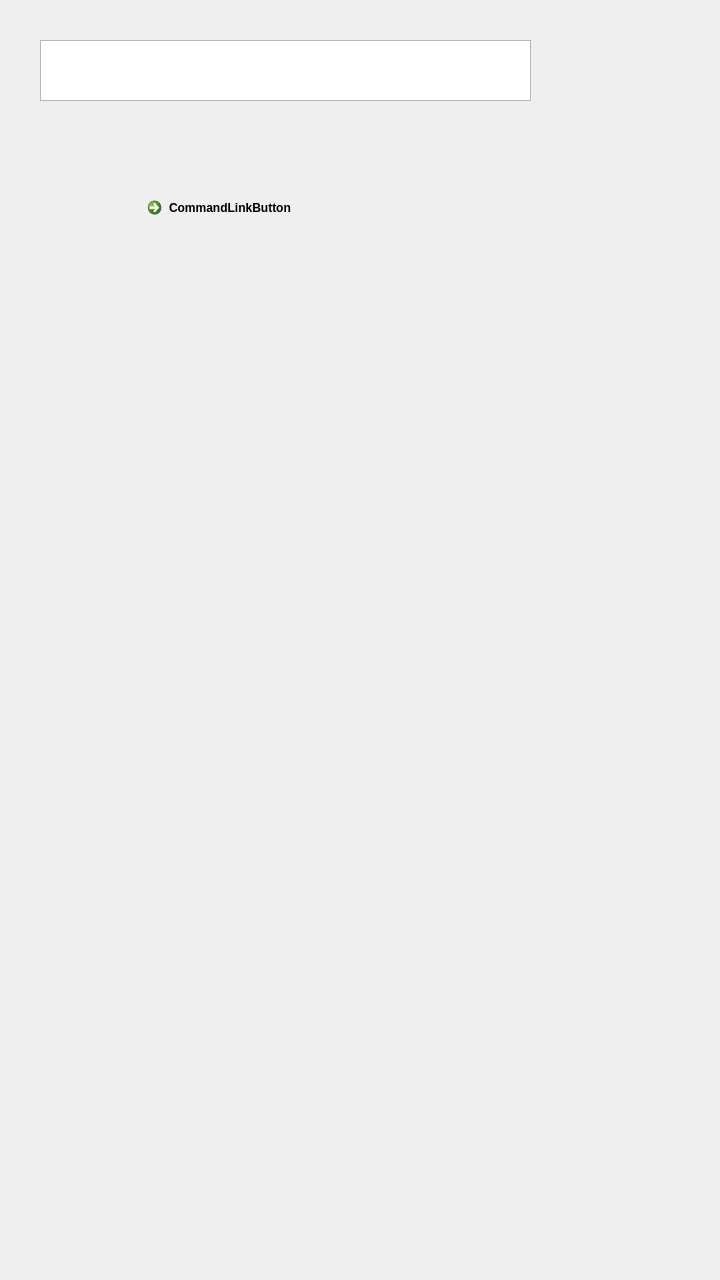
First picture: the form in QtWidget/mainwindow.ui, repository cukier/qt, before the edit.
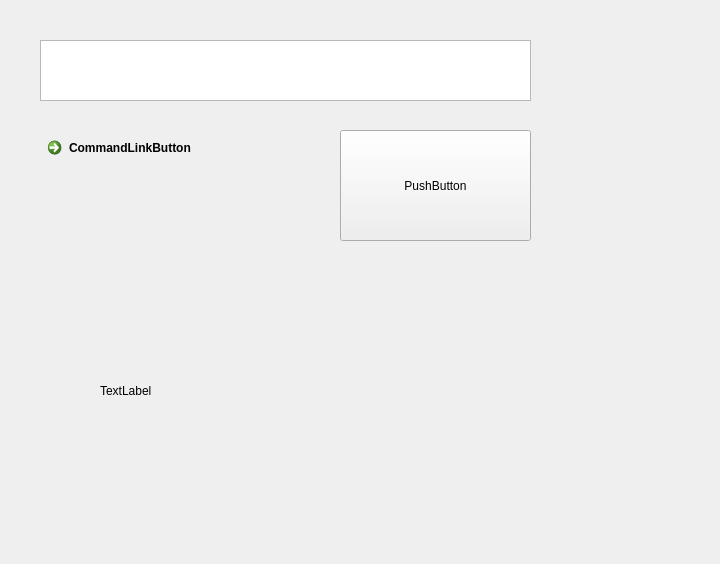
Second picture: the form after the edit.

```diff
--- a/QtWidget/mainwindow.ui
+++ b/QtWidget/mainwindow.ui
@@ -7,7 +7,7 @@
     <x>0</x>
     <y>0</y>
     <width>720</width>
-    <height>1280</height>
+    <height>564</height>
    </rect>
   </property>
   <property name="windowTitle">
@@ -27,16 +27,42 @@
    <widget class="QCommandLinkButton" name="commandLinkButton">
     <property name="geometry">
      <rect>
-      <x>140</x>
-      <y>190</y>
-      <width>251</width>
-      <height>101</height>
+      <x>40</x>
+      <y>130</y>
+      <width>271</width>
+      <height>111</height>
      </rect>
     </property>
     <property name="text">
      <string>CommandLinkButton</string>
     </property>
    </widget>
+   <widget class="QPushButton" name="readButton">
+    <property name="geometry">
+     <rect>
+      <x>340</x>
+      <y>130</y>
+      <width>191</width>
+      <height>111</height>
+     </rect>
+    </property>
+    <property name="text">
+     <string>PushButton</string>
+    </property>
+   </widget>
+   <widget class="QLabel" name="label">
+    <property name="geometry">
+     <rect>
+      <x>100</x>
+      <y>310</y>
+      <width>401</width>
+      <height>161</height>
+     </rect>
+    </property>
+    <property name="text">
+     <string>TextLabel</string>
+    </property>
+   </widget>
   </widget>
  </widget>
  <layoutdefault spacing="6" margin="11"/>
```
